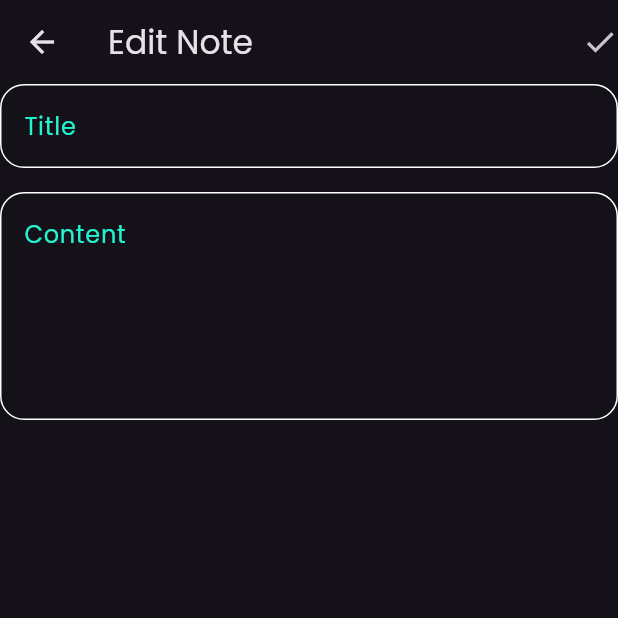
After one commit to tasneemakhaled/notes_app, a Flutter app: the screen it shows after launch, after a tap on "Flutter Tips", on a phone screen of 412 x 824 dp, the top half of it. The commit adds this screen. Run offline on Flutter 3.47's test engine with Material 3 defaults, Android fonts, the phone set to English and light mode, and no system bars; our stand-ins replace font_awesome_flutter.

Commit message:
create edit note view

```diff
--- /dev/null
+++ b/lib/views/edit_notes.dart
@@ -0,0 +1,20 @@
+import 'package:flutter/material.dart';
+import 'package:notes_app/widgets/custom_text_field.dart';
+import 'package:notes_app/widgets/edit_notes_body.dart';
+
+class EditNotes extends StatelessWidget {
+  const EditNotes({super.key});
+
+  @override
+  Widget build(BuildContext context) {
+    return Scaffold(
+      appBar: AppBar(
+        title: Text('Edit Note'),
+        actions: [
+          Icon(Icons.done),
+        ],
+      ),
+      body: editNotesBody(),
+    );
+  }
+}
--- a/lib/views/notes_view.dart
+++ b/lib/views/notes_view.dart
@@ -1,8 +1,7 @@
 import 'package:flutter/material.dart';
 import 'package:notes_app/constants.dart';
 import 'package:notes_app/widgets/show_modalBottomSheet.dart';
-import 'package:notes_app/widgets/custom_appBar.dart';
-import 'package:notes_app/widgets/custom_note_item.dart';
+
 import 'package:notes_app/widgets/notes_view_body.dart';
 
 class NotesView extends StatelessWidget {
--- a/lib/widgets/custom_note_item.dart
+++ b/lib/widgets/custom_note_item.dart
@@ -1,12 +1,19 @@
 import 'package:flutter/material.dart';
 import 'package:font_awesome_flutter/font_awesome_flutter.dart';
+import 'package:notes_app/views/edit_notes.dart';
 
 class CustomNoteItem extends StatelessWidget {
   const CustomNoteItem({super.key});
 
   @override
   Widget build(BuildContext context) {
-    return Container(
+    return GestureDetector(
+      onTap: () {
+        Navigator.push(context, MaterialPageRoute(builder: (context) {
+          return EditNotes();
+        }));
+      },
+      child: Container(
         padding: EdgeInsets.only(top: 16, bottom: 16, left: 16),
         decoration: BoxDecoration(
           color: Colors.teal,
@@ -44,6 +51,7 @@ class CustomNoteItem extends StatelessWidget {
             ),
           ],
         ),
+      ),
     );
   }
 }
--- /dev/null
+++ b/lib/widgets/edit_notes_body.dart
@@ -0,0 +1,24 @@
+import 'package:flutter/material.dart';
+import 'package:notes_app/widgets/custom_text_field.dart';
+
+class editNotesBody extends StatelessWidget {
+  const editNotesBody({
+    super.key,
+  });
+
+  @override
+  Widget build(BuildContext context) {
+    return Column(
+      children: [
+        CustomTextField(hint: 'Title'),
+        SizedBox(
+          height: 16,
+        ),
+        CustomTextField(
+          hint: 'Content',
+          maxLines: 5,
+        )
+      ],
+    );
+  }
+}
```
Lines whose indentation alone changed are shown as unchanged.
